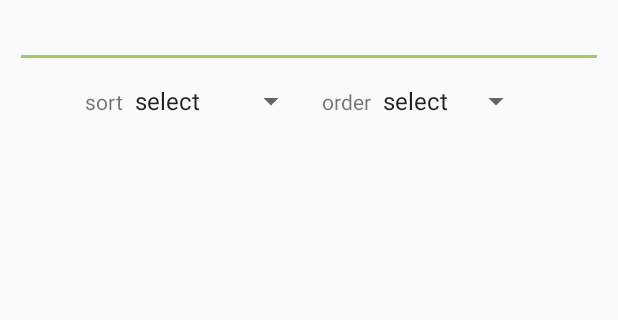
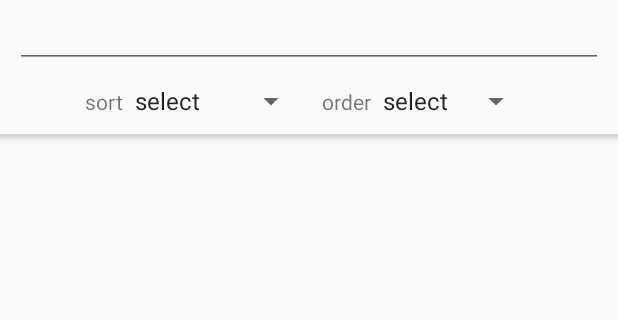
Before and after one commit to Taku24/GithubRepositorySearchAppForAndroid, an Android app: the screen it shows after launch (MainActivity), on a phone screen of 412 x 824 dp, the part 84-404 px from its top. Run offline under Robolectric (Android 15) with nearby library versions, the phone set to English and light mode, and no system bars; our stand-ins replace Picasso, data binding; libraries missing offline, so code that uses them is left out: rx.android.schedulers, rx.subscriptions; pictures from the network do not load; 2 statements that could not run were skipped.

Commit message:
[fix] main UI

```diff
--- /dev/null
+++ b/app/src/main/res/drawable/background_shadow.xml
@@ -0,0 +1,9 @@
+<?xml version="1.0" encoding="utf-8"?>
+<shape xmlns:android="http://schemas.android.com/apk/res/android"
+    android:shape="rectangle">
+    <!--影のグラデーションを設定-->
+    <gradient
+        android:angle="90"
+        android:endColor="#33111111"
+        android:startColor="#02444444" />
+</shape>
--- a/app/src/main/res/layout/activity_main.xml
+++ b/app/src/main/res/layout/activity_main.xml
@@ -26,6 +26,8 @@
                 <TextView
                     android:layout_width="wrap_content"
                     android:layout_height="wrap_content"
+                    android:focusable="true"
+                    android:focusableInTouchMode="true"
                     android:text="@string/toolbar_title"
                     android:textColor="@android:color/white"
                     android:textSize="@dimen/text_x_big" />
@@ -38,14 +40,14 @@
             android:layout_width="match_parent"
             android:layout_height="match_parent"
             android:layout_below="@id/toolbar"
-            android:layout_marginLeft="10dp"
-            android:layout_marginRight="10dp"
             android:orientation="vertical">
 
             <EditText
                 android:id="@+id/searchView"
                 android:layout_width="match_parent"
-                android:layout_height="wrap_content" />
+                android:layout_height="wrap_content"
+                android:layout_marginLeft="10dp"
+                android:layout_marginRight="10dp" />
 
             <LinearLayout
                 android:id="@+id/optionLayout"
@@ -54,6 +56,8 @@
                 android:layout_below="@id/searchView"
                 android:layout_centerHorizontal="true"
                 android:layout_marginBottom="10dp"
+                android:layout_marginLeft="10dp"
+                android:layout_marginRight="10dp"
                 android:layout_marginTop="10dp"
                 android:orientation="horizontal">
 
@@ -95,14 +99,25 @@
 
                 </LinearLayout>
 
-
             </LinearLayout>
 
-            <android.support.v7.widget.RecyclerView
-                android:id="@+id/recyclerView"
+            <RelativeLayout
                 android:layout_width="match_parent"
                 android:layout_height="match_parent"
-                android:layout_below="@id/optionLayout" />
+                android:layout_below="@id/optionLayout"
+                android:orientation="vertical">
+
+                <android.support.v7.widget.RecyclerView
+                    android:id="@+id/recyclerView"
+                    android:layout_width="match_parent"
+                    android:layout_height="match_parent" />
+
+                <View
+                    android:layout_width="match_parent"
+                    android:layout_height="5dp"
+                    android:background="@drawable/background_shadow" />
+
+            </RelativeLayout>
 
         </RelativeLayout>
 
--- a/app/src/main/res/layout/item_repo.xml
+++ b/app/src/main/res/layout/item_repo.xml
@@ -66,9 +66,8 @@
                         android:id="@+id/lang"
                         android:layout_width="wrap_content"
                         android:layout_height="wrap_content"
-                        android:layout_alignParentEnd="true"
-                        android:layout_alignParentRight="true"
-                        android:layout_marginLeft="30dp"
+                        android:layout_alignParentEnd="@id/starCount"
+                        android:layout_marginLeft="80dp"
                         android:textColor="@color/gray_500"
                         android:textSize="@dimen/text_xx_small" />
 
```
